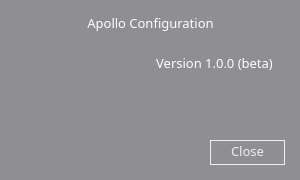
The window that myWidgets/vtinfoform.ui (yennhan1211/quadConfig) describes before a commit, drawn with Qt 5.
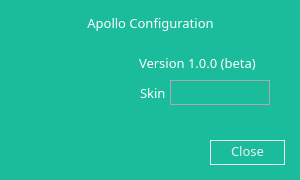
The same window after the commit. Icons and pictures are not drawn.

```diff
--- a/myWidgets/vtinfoform.ui
+++ b/myWidgets/vtinfoform.ui
@@ -15,7 +15,7 @@
   </property>
   <property name="styleSheet">
    <string notr="true">QWidget{
-background-color:#8E8E93;
+background-color:#1abc9c;
 }</string>
   </property>
   <widget class="QLabel" name="label">
@@ -61,7 +61,7 @@
     <string>Version 1.0.0 (beta)</string>
    </property>
    <property name="alignment">
-    <set>Qt::AlignCenter</set>
+    <set>Qt::AlignLeading|Qt::AlignLeft|Qt::AlignVCenter</set>
    </property>
   </widget>
   <widget class="QLabel" name="label_3">
@@ -120,6 +120,58 @@
     <string>Close</string>
    </property>
   </widget>
+  <widget class="QComboBox" name="cbSkin">
+   <property name="geometry">
+    <rect>
+     <x>170</x>
+     <y>80</y>
+     <width>100</width>
+     <height>25</height>
+    </rect>
+   </property>
+   <property name="styleSheet">
+    <string notr="true">
+QComboBox {
+	font-size:12px;
+font-family:UTM-Avo;
+	padding:5px;
+	background-color:transparent;
+	color:white;
+	border:1px solid #ababab;
+ }
+QComboBox::drop-down {
+	width:30px;
+	height:30px;
+	background:transparent;
+	subcontrol-origin: padding;
+    subcontrol-position: center right;
+}
+
+QComboBox::down-arrow {
+     image: url(images/down-arrow.png);
+ }</string>
+   </property>
+  </widget>
+  <widget class="QLabel" name="label_4">
+   <property name="geometry">
+    <rect>
+     <x>140</x>
+     <y>80</y>
+     <width>30</width>
+     <height>25</height>
+    </rect>
+   </property>
+   <property name="styleSheet">
+    <string notr="true">QLabel{
+color:white;
+    font-size:13px;
+	font-family:UTM Avo;
+}</string>
+   </property>
+   <property name="text">
+    <string>Skin</string>
+   </property>
+  </widget>
  </widget>
  <resources/>
  <connections/>
```
